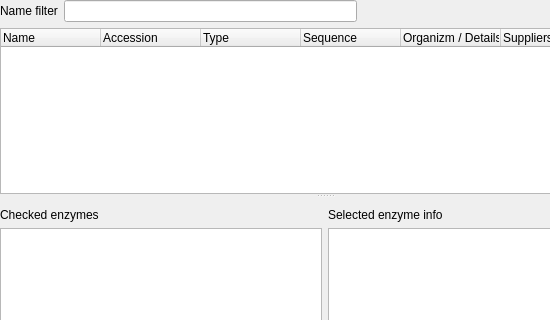
Qt form src/plugins/enzymes/src/EnzymesSelectorWidget.ui (ugeneunipro/ugene) before a commit; both pictures show x 0 to 550 and y 0 to 320 of the 750 by 420 pixel window.
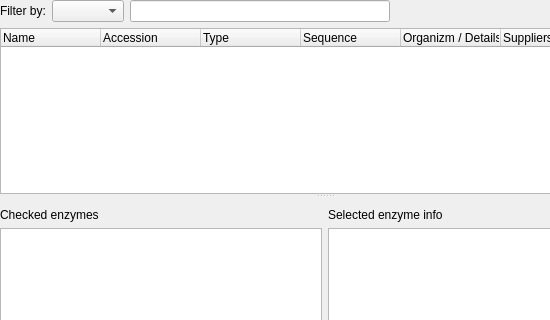
The same form after that commit.

Commit message: UGENE-8104 Name filter by name and by sequence

Patch:
```diff
--- a/src/plugins/enzymes/src/EnzymesSelectorWidget.ui
+++ b/src/plugins/enzymes/src/EnzymesSelectorWidget.ui
@@ -39,10 +39,13 @@
        <item>
         <widget class="QLabel" name="label_2">
          <property name="text">
-          <string>Name filter</string>
+          <string>Filter by:</string>
          </property>
         </widget>
        </item>
+       <item>
+        <widget class="QComboBox" name="filterComboBox"/>
+       </item>
        <item>
         <widget class="QLineEdit" name="enzymesFilterEdit"/>
        </item>
```
Left out of the diff: 2 changed lines with no effect on the pictures. The commit also changes 6 other files.
